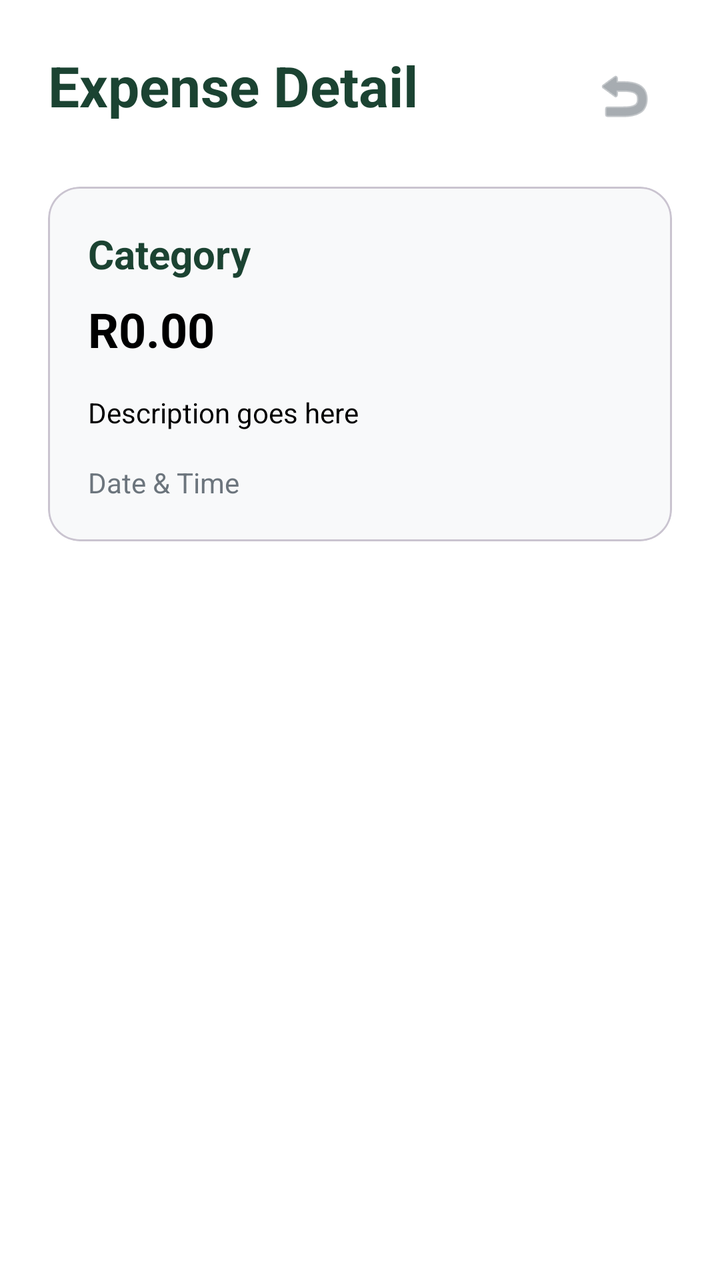
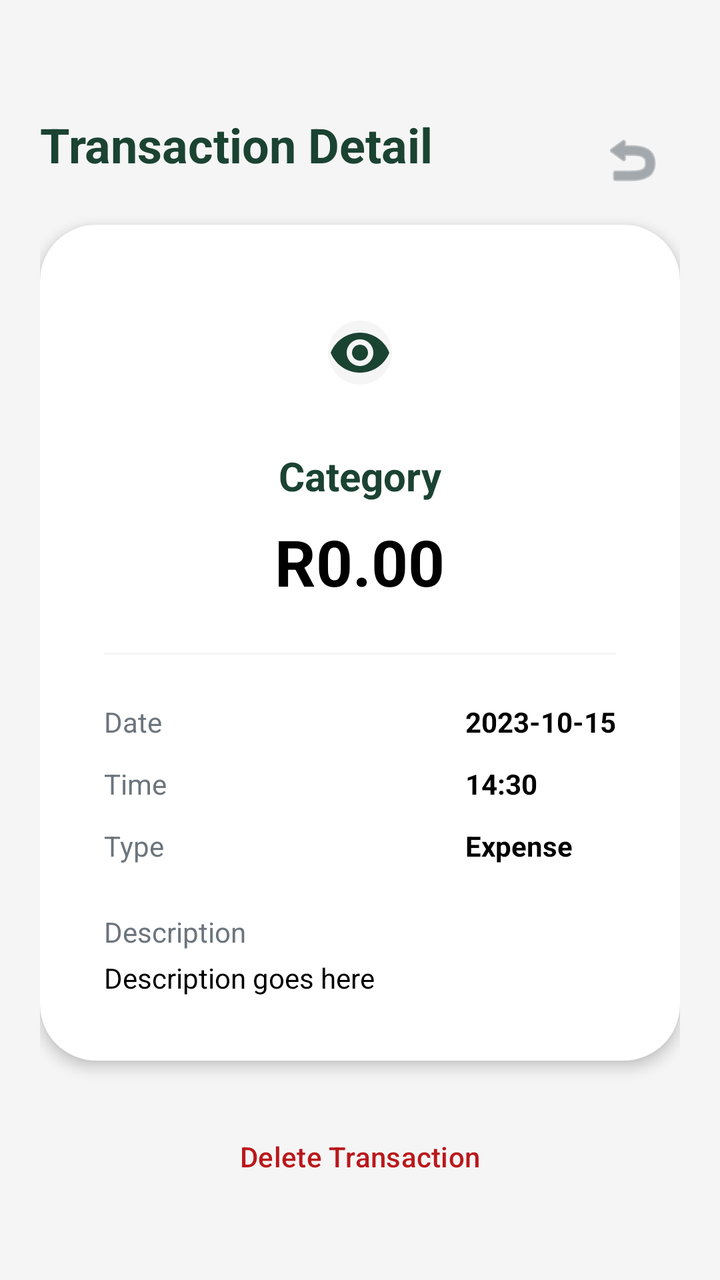

The first picture is an Android layout as it rendered before a commit; the second is the same layout after the commit. The layout source and the unified diff follow.
<!-- AndroidManifest.xml: application theme Theme.CoinCompass -->
<!-- res/layout/activity_expense_detail.xml -->
<?xml version="1.0" encoding="utf-8"?>
<ScrollView xmlns:android="http://schemas.android.com/apk/res/android"
    xmlns:app="http://schemas.android.com/apk/res-auto"
    xmlns:tools="http://schemas.android.com/tools"
    android:layout_width="match_parent"
    android:layout_height="match_parent"
    android:background="@color/white">

    <androidx.constraintlayout.widget.ConstraintLayout
        android:layout_width="match_parent"
        android:layout_height="wrap_content"
        android:padding="24dp">

        <TextView
            android:id="@+id/header_title"
            android:layout_width="wrap_content"
            android:layout_height="wrap_content"
            android:text="Expense Detail"
            android:textColor="@color/dark_green"
            android:textSize="28sp"
            android:textStyle="bold"
            app:layout_constraintStart_toStartOf="parent"
            app:layout_constraintTop_toTopOf="parent" />

        <ImageButton
            android:id="@+id/btn_back"
            android:layout_width="48dp"
            android:layout_height="48dp"
            android:background="?attr/selectableItemBackgroundBorderless"
            android:src="@android:drawable/ic_menu_revert"
            app:layout_constraintEnd_toEndOf="parent"
            app:layout_constraintTop_toTopOf="parent"
            app:tint="@color/text_grey" />

        <com.google.android.material.card.MaterialCardView
            android:id="@+id/detail_card"
            android:layout_width="match_parent"
            android:layout_height="wrap_content"
            android:layout_marginTop="32dp"
            app:cardBackgroundColor="#F8F9FA"
            app:cardCornerRadius="16dp"
            app:layout_constraintTop_toBottomOf="@id/header_title">

            <LinearLayout
                android:layout_width="match_parent"
                android:layout_height="wrap_content"
                android:orientation="vertical"
                android:padding="20dp">

                <TextView
                    android:id="@+id/detail_category"
                    android:layout_width="wrap_content"
                    android:layout_height="wrap_content"
                    android:text="Category"
                    android:textColor="@color/dark_green"
                    android:textSize="20sp"
                    android:textStyle="bold" />

                <TextView
                    android:id="@+id/detail_amount"
                    android:layout_width="wrap_content"
                    android:layout_height="wrap_content"
                    android:layout_marginTop="8dp"
                    android:text="R0.00"
                    android:textColor="@color/black"
                    android:textSize="24sp"
                    android:textStyle="bold" />

                <TextView
                    android:id="@+id/detail_description"
                    android:layout_width="wrap_content"
                    android:layout_height="wrap_content"
                    android:layout_marginTop="16dp"
                    android:text="Description goes here"
                    android:textColor="@color/black" />

                <TextView
                    android:id="@+id/detail_date_time"
                    android:layout_width="wrap_content"
                    android:layout_height="wrap_content"
                    android:layout_marginTop="16dp"
                    android:text="Date &amp; Time"
                    android:textColor="@color/text_grey" />

            </LinearLayout>
        </com.google.android.material.card.MaterialCardView>

        <ImageView
            android:id="@+id/detail_image"
            android:layout_width="match_parent"
            android:layout_height="300dp"
            android:layout_marginTop="24dp"
            android:scaleType="fitCenter"
            android:visibility="gone"
            app:layout_constraintTop_toBottomOf="@id/detail_card" />

    </androidx.constraintlayout.widget.ConstraintLayout>
</ScrollView>
<!-- resources referenced by this layout -->
<resources>
  <color name="black">#FF000000</color>
  <color name="dark_green">#1B4332</color>
  <color name="text_grey">#6C757D</color>
  <color name="white">#FFFFFFFF</color>
  <style name="Theme.CoinCompass" parent="Base.Theme.CoinCompass" />
  <style name="Base.Theme.CoinCompass" parent="Theme.Material3.DayNight.NoActionBar">
          <item name="colorPrimary">@color/primary</item>
          <item name="colorPrimaryDark">@color/primary_dark</item>
          <item name="colorAccent">@color/accent</item>
      </style>
  <color name="primary">#1B4332</color>
  <color name="primary_dark">#081C15</color>
  <color name="accent">#E9C46A</color>
</resources>

<!-- the commit's change to res/layout/activity_expense_detail.xml (unified diff, before → after) -->
@@ -4,20 +4,22 @@
     xmlns:tools="http://schemas.android.com/tools"
     android:layout_width="match_parent"
     android:layout_height="match_parent"
-    android:background="@color/white">
+    android:background="@color/light_grey"
+    android:fillViewport="true">
 
     <androidx.constraintlayout.widget.ConstraintLayout
         android:layout_width="match_parent"
         android:layout_height="wrap_content"
-        android:padding="24dp">
+        android:padding="20dp">
 
         <TextView
             android:id="@+id/header_title"
             android:layout_width="wrap_content"
             android:layout_height="wrap_content"
-            android:text="Expense Detail"
+            android:layout_marginTop="36dp"
+            android:text="Transaction Detail"
             android:textColor="@color/dark_green"
-            android:textSize="28sp"
+            android:textSize="24sp"
             android:textStyle="bold"
             app:layout_constraintStart_toStartOf="parent"
             app:layout_constraintTop_toTopOf="parent" />
@@ -26,31 +28,47 @@
             android:id="@+id/btn_back"
             android:layout_width="48dp"
             android:layout_height="48dp"
+            android:layout_marginTop="36dp"
             android:background="?attr/selectableItemBackgroundBorderless"
             android:src="@android:drawable/ic_menu_revert"
             app:layout_constraintEnd_toEndOf="parent"
             app:layout_constraintTop_toTopOf="parent"
             app:tint="@color/text_grey" />
 
+        
         <com.google.android.material.card.MaterialCardView
             android:id="@+id/detail_card"
             android:layout_width="match_parent"
             android:layout_height="wrap_content"
-            android:layout_marginTop="32dp"
-            app:cardBackgroundColor="#F8F9FA"
-            app:cardCornerRadius="16dp"
-            app:layout_constraintTop_toBottomOf="@id/header_title">
+            android:layout_marginTop="24dp"
+            app:cardBackgroundColor="@color/white"
+            app:cardCornerRadius="28dp"
+            app:cardElevation="4dp"
+            app:layout_constraintTop_toBottomOf="@id/header_title"
+            app:strokeWidth="0dp">
 
             <LinearLayout
                 android:layout_width="match_parent"
                 android:layout_height="wrap_content"
+                android:gravity="center"
                 android:orientation="vertical"
-                android:padding="20dp">
+                android:padding="32dp">
+
+                <com.google.android.material.imageview.ShapeableImageView
+                    android:id="@+id/detail_type_icon"
+                    android:layout_width="64dp"
+                    android:layout_height="64dp"
+                    android:background="@color/light_grey"
+                    android:padding="16dp"
+                    android:src="@drawable/ic_history"
+                    app:shapeAppearanceOverlay="@style/CircleImage"
+                    app:tint="@color/dark_green" />
 
                 <TextView
                     android:id="@+id/detail_category"
                     android:layout_width="wrap_content"
                     android:layout_height="wrap_content"
+                    android:layout_marginTop="16dp"
                     android:text="Category"
                     android:textColor="@color/dark_green"
                     android:textSize="20sp"
@@ -63,36 +81,118 @@
                     android:layout_marginTop="8dp"
                     android:text="R0.00"
                     android:textColor="@color/black"
-                    android:textSize="24sp"
+                    android:textSize="32sp"
                     android:textStyle="bold" />
+
+                <View
+                    android:layout_width="match_parent"
+                    android:layout_height="1dp"
+                    android:layout_marginVertical="24dp"
+                    android:background="@color/light_grey" />
+
+                <GridLayout
+                    android:layout_width="match_parent"
+                    android:layout_height="wrap_content"
+                    android:columnCount="2"
+                    android:rowCount="3">
+
+                    <TextView
+                        android:layout_width="0dp"
+                        android:layout_height="wrap_content"
+                        android:layout_columnWeight="1"
+                        android:text="Date"
+                        android:textColor="@color/text_grey" />
+
+                    <TextView
+                        android:id="@+id/detail_date"
+                        android:layout_width="wrap_content"
+                        android:layout_height="wrap_content"
+                        android:gravity="end"
+                        android:text="2023-10-15"
+                        android:textColor="@color/black"
+                        android:textStyle="bold" />
+
+                    <TextView
+                        android:layout_width="0dp"
+                        android:layout_height="wrap_content"
+                        android:layout_columnWeight="1"
+                        android:layout_marginTop="12dp"
+                        android:text="Time"
+                        android:textColor="@color/text_grey" />
+
+                    <TextView
+                        android:id="@+id/detail_time"
+                        android:layout_width="wrap_content"
+                        android:layout_height="wrap_content"
+                        android:layout_marginTop="12dp"
+                        android:gravity="end"
+                        android:text="14:30"
+                        android:textColor="@color/black"
+                        android:textStyle="bold" />
+
+                    <TextView
+                        android:layout_width="0dp"
+                        android:layout_height="wrap_content"
+                        android:layout_columnWeight="1"
+                        android:layout_marginTop="12dp"
+                        android:text="Type"
+                        android:textColor="@color/text_grey" />
+
+                    <TextView
+                        android:id="@+id/detail_type"
+                        android:layout_width="wrap_content"
+                        android:layout_height="wrap_content"
+                        android:layout_marginTop="12dp"
+                        android:gravity="end"
+                        android:text="Expense"
+                        android:textColor="@color/black"
+                        android:textStyle="bold" />
+                </GridLayout>
+
+                <TextView
+                    android:layout_width="match_parent"
+                    android:layout_height="wrap_content"
+                    android:layout_marginTop="24dp"
+                    android:text="Description"
+                    android:textColor="@color/text_grey" />
 
                 <TextView
                     android:id="@+id/detail_description"
-                    android:layout_width="wrap_content"
+                    android:layout_width="match_parent"
                     android:layout_height="wrap_content"
-                    android:layout_marginTop="16dp"
+                    android:layout_marginTop="4dp"
                     android:text="Description goes here"
                     android:textColor="@color/black" />
-
-                <TextView
-                    android:id="@+id/detail_date_time"
-                    android:layout_width="wrap_content"
-                    android:layout_height="wrap_content"
-                    android:layout_marginTop="16dp"
-                    android:text="Date &amp; Time"
-                    android:textColor="@color/text_grey" />
 
             </LinearLayout>
         </com.google.android.material.card.MaterialCardView>
 
-        <ImageView
-            android:id="@+id/detail_image"
+        <com.google.android.material.card.MaterialCardView
+            android:id="@+id/receipt_card"
             android:layout_width="match_parent"
-            android:layout_height="300dp"
+            android:layout_height="wrap_content"
+            android:layout_marginTop="20dp"
+            android:visibility="gone"
+            app:cardCornerRadius="20dp"
+            app:cardElevation="2dp"
+            app:layout_constraintTop_toBottomOf="@id/detail_card">
+
+            <ImageView
+                android:id="@+id/detail_image"
+                android:layout_width="match_parent"
+                android:layout_height="300dp"
+                android:scaleType="centerCrop" />
+        </com.google.android.material.card.MaterialCardView>
+
+        <com.google.android.material.button.MaterialButton
+            android:id="@+id/btn_delete"
+            style="@style/Widget.Material3.Button.TextButton"
+            android:layout_width="match_parent"
+            android:layout_height="wrap_content"
             android:layout_marginTop="24dp"
-            android:scaleType="fitCenter"
-            android:visibility="gone"
-            app:layout_constraintTop_toBottomOf="@id/detail_card" />
+            android:text="Delete Transaction"
+            android:textColor="@color/delete_red"
+            app:layout_constraintTop_toBottomOf="@id/receipt_card" />
 
     </androidx.constraintlayout.widget.ConstraintLayout>
 </ScrollView>
<!-- resource entries referenced after the edit -->
@@ -2,16 +2,33 @@
 <resources>
   <color name="black">#FF000000</color>
   <color name="dark_green">#1B4332</color>
+  <color name="delete_red">#BA181B</color>
+  <color name="light_grey">#F5F5F5</color>
   <color name="text_grey">#6C757D</color>
   <color name="white">#FFFFFFFF</color>
+  <!-- drawable ic_history (drawable) -->
+  <vector xmlns:android="http://schemas.android.com/apk/res/android"
+      android:width="24dp"
+      android:height="24dp"
+      android:viewportWidth="24"
+      android:viewportHeight="24">
+    <path
+        android:fillColor="#000000"
+        android:pathData="M12,4.5C7,4.5 2.73,7.61 1,12c1.73,4.39 6,7.5 11,7.5s9.27,-3.11 11,-7.5c-1.73,-4.39 -6,-7.5 -11,-7.5zM12,17c-2.76,0 -5,-2.24 -5,-5s2.24,-5 5,-5 5,2.24 5,5 -2.24,5 -5,5zm0,-8c-1.66,0 -3,1.34 -3,3s1.34,3 3,3 3,-1.34 3,-3 -1.34,-3 -3,-3z"/>
+  </vector>
+  <style name="CircleImage" parent="">
+          <item name="cornerSize">50%</item>
+      </style>
   <style name="Theme.CoinCompass" parent="Base.Theme.CoinCompass" />
   <style name="Base.Theme.CoinCompass" parent="Theme.Material3.DayNight.NoActionBar">
           <item name="colorPrimary">@color/primary</item>
           <item name="colorPrimaryDark">@color/primary_dark</item>
           <item name="colorAccent">@color/accent</item>
+          <item name="colorSecondaryContainer">@color/light_green</item>
       </style>
   <color name="primary">#1B4332</color>
   <color name="primary_dark">#081C15</color>
   <color name="accent">#E9C46A</color>
+  <color name="light_green">#D8E2DC</color>
 </resources>
 
